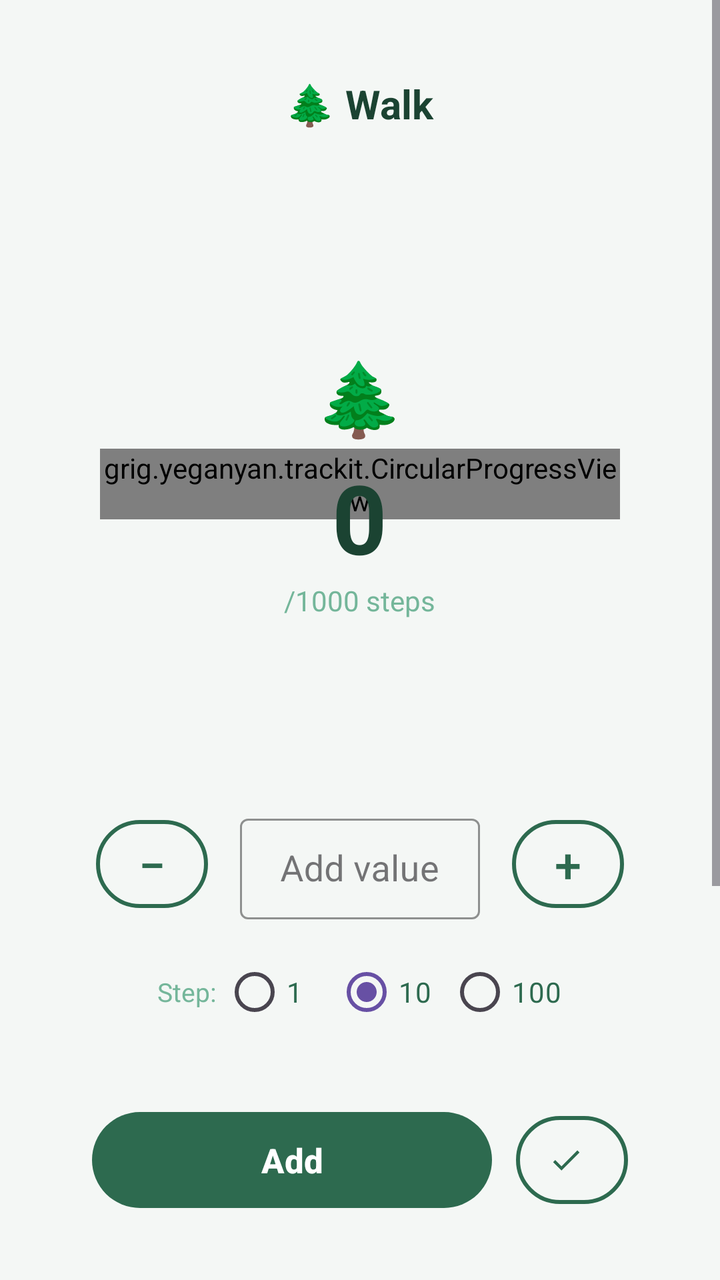
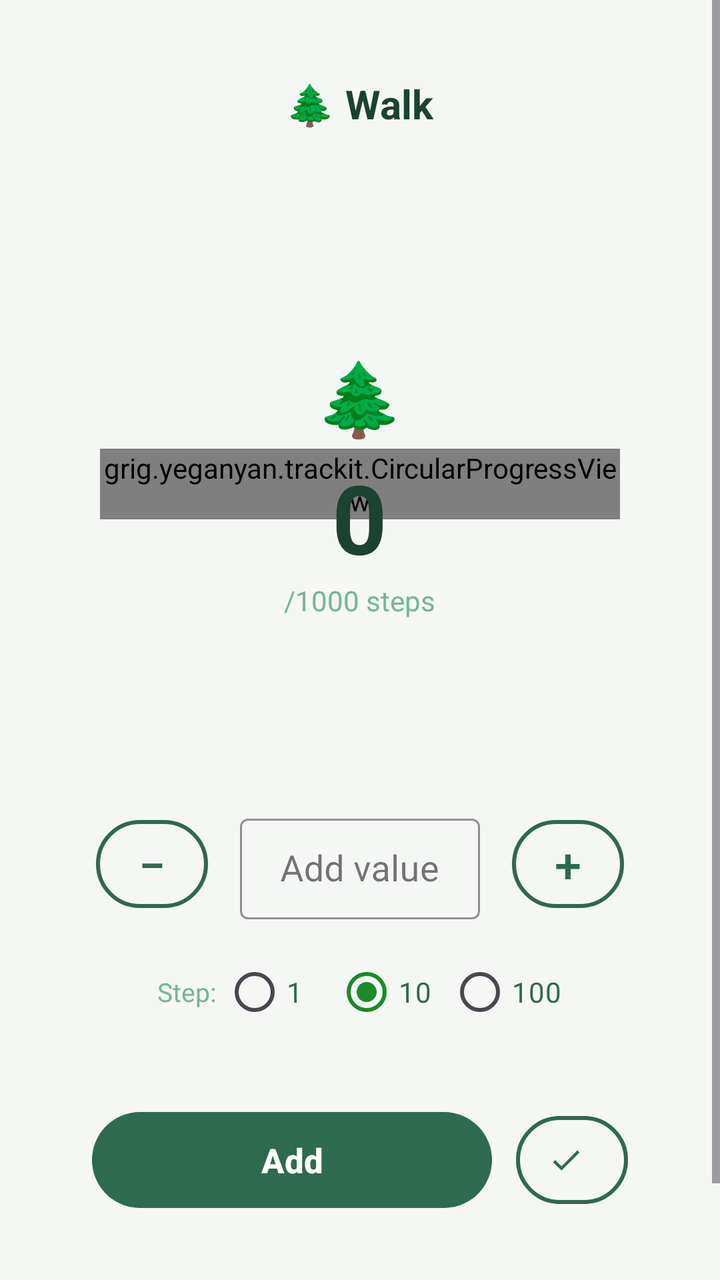

Compare the two renders of this Android layout. The source of the first and the diff that turns it into the second are given below.
<!-- AndroidManifest.xml: application theme Theme.TrackIt -->
<!-- res/layout/activity_habitdetail.xml -->
<?xml version="1.0" encoding="utf-8"?>
<ScrollView xmlns:android="http://schemas.android.com/apk/res/android"
    android:layout_width="match_parent"
    android:layout_height="match_parent"
    xmlns:app="http://schemas.android.com/apk/res-auto"
    android:background="@color/bg_color"
    android:fillViewport="true"
    android:id="@+id/rootLayout">

    <LinearLayout
        android:layout_width="match_parent"
        android:layout_height="wrap_content"
        android:orientation="vertical"
        android:padding="24dp">


        <RelativeLayout
            android:layout_width="match_parent"
            android:layout_height="56dp">

            <ImageButton
                android:id="@+id/btnBack"
                android:layout_width="40dp"
                android:layout_height="40dp"
                android:layout_centerVertical="true"
                android:background="?attr/selectableItemBackgroundBorderless"
                android:src="@drawable/ic_arrow_back"
                app:tint="#2D6A4F" />

            <TextView
                android:id="@+id/tvHabitName"
                android:layout_width="wrap_content"
                android:layout_height="wrap_content"
                android:layout_centerInParent="true"
                android:text="🌲 Walk"
                android:textColor="#1B4332"
                android:textSize="20sp"
                android:textStyle="bold" />

        </RelativeLayout>


        <RelativeLayout
            android:layout_width="260dp"
            android:layout_height="260dp"
            android:layout_gravity="center_horizontal"
            android:layout_marginTop="32dp">


            <grig.yeganyan.trackit.CircularProgressView
                android:id="@+id/circularProgress"
                android:layout_width="wrap_content"
                android:layout_height="wrap_content"
                android:layout_centerInParent="true"
                app:indicatorSize="260dp"
                app:trackThickness="12dp"
                android:progress="75" />


            <LinearLayout
                android:layout_width="wrap_content"
                android:layout_height="wrap_content"
                android:layout_centerInParent="true"
                android:gravity="center"
                android:orientation="vertical">

                <TextView
                    android:id="@+id/tvHabitEmoji"
                    android:layout_width="wrap_content"
                    android:layout_height="wrap_content"
                    android:text="🌲"
                    android:textSize="36sp" />

                <TextView
                    android:id="@+id/tvCurrentValue"
                    android:layout_width="wrap_content"
                    android:layout_height="wrap_content"
                    android:layout_marginTop="4dp"
                    android:text="0"
                    android:textColor="#1B4332"
                    android:textSize="48sp"
                    android:textStyle="bold" />

                <TextView
                    android:id="@+id/tvGoalLabel"
                    android:layout_width="wrap_content"
                    android:layout_height="wrap_content"
                    android:text="/1000 steps"
                    android:textColor="#74B69A"
                    android:textSize="14sp" />

            </LinearLayout>

        </RelativeLayout>


        <LinearLayout
            android:id="@+id/layoutStreak"
            android:layout_width="wrap_content"
            android:layout_height="wrap_content"
            android:layout_gravity="center_horizontal"
            android:layout_marginTop="16dp"
            android:background="@drawable/bg_streak_badge"
            android:gravity="center_vertical"
            android:orientation="horizontal"
            android:paddingHorizontal="16dp"
            android:paddingVertical="8dp"
            android:visibility="gone">

            <TextView
                android:layout_width="wrap_content"
                android:layout_height="wrap_content"
                android:text="🔥"
                android:textSize="18sp" />

            <TextView
                android:id="@+id/tvStreakCount"
                android:layout_width="wrap_content"
                android:layout_height="wrap_content"
                android:layout_marginStart="6dp"
                android:text="1 day streak!"
                android:textColor="#FF6B35"
                android:textSize="15sp"
                android:textStyle="bold" />

        </LinearLayout>


        <LinearLayout
            android:layout_width="match_parent"
            android:layout_height="wrap_content"
            android:layout_marginTop="32dp"
            android:gravity="center"
            android:orientation="horizontal">


            <com.google.android.material.button.MaterialButton
                android:id="@+id/btnMinus"
                style="@style/Widget.MaterialComponents.Button.OutlinedButton"
                android:layout_width="56dp"
                android:layout_height="56dp"
                android:text="−"
                android:textSize="24sp"
                android:textColor="#2D6A4F"
                app:cornerRadius="28dp"
                app:strokeColor="#2D6A4F"
                app:strokeWidth="2dp" />

            <com.google.android.material.textfield.TextInputLayout
                android:layout_width="120dp"
                android:layout_height="wrap_content"
                android:layout_marginHorizontal="16dp"
                app:boxStrokeColor="#2D6A4F"
                app:hintTextColor="#74B69A"
                style="@style/Widget.MaterialComponents.TextInputLayout.OutlinedBox.Dense">

                <com.google.android.material.textfield.TextInputEditText
                    android:id="@+id/etProgressInput"
                    android:layout_width="match_parent"
                    android:layout_height="wrap_content"
                    android:gravity="center"
                    android:hint="Add value"
                    android:inputType="numberDecimal"
                    android:textColor="#1B4332"
                    android:textSize="18sp" />

            </com.google.android.material.textfield.TextInputLayout>


            <com.google.android.material.button.MaterialButton
                android:id="@+id/btnPlus"
                style="@style/Widget.MaterialComponents.Button.OutlinedButton"
                android:layout_width="56dp"
                android:layout_height="56dp"
                android:text="+"
                android:textSize="24sp"
                android:textColor="#2D6A4F"
                app:cornerRadius="28dp"
                app:strokeColor="#2D6A4F"
                app:strokeWidth="2dp" />

        </LinearLayout>


        <LinearLayout
            android:layout_width="match_parent"
            android:layout_height="wrap_content"
            android:layout_marginTop="12dp"
            android:gravity="center"
            android:orientation="horizontal">

            <TextView
                android:layout_width="wrap_content"
                android:layout_height="wrap_content"
                android:text="Step: "
                android:textColor="#74B69A"
                android:textSize="13sp" />

            <RadioGroup
                android:id="@+id/rgStepSize"
                android:layout_width="wrap_content"
                android:layout_height="wrap_content"
                android:orientation="horizontal">

                <RadioButton
                    android:id="@+id/rb1"
                    android:layout_width="wrap_content"
                    android:layout_height="wrap_content"
                    android:buttonTint="#2D6A4F"
                    android:text="1"
                    android:textColor="#2D6A4F" />

                <RadioButton
                    android:id="@+id/rb10"
                    android:layout_width="wrap_content"
                    android:layout_height="wrap_content"
                    android:buttonTint="#2D6A4F"
                    android:checked="true"
                    android:layout_marginStart="8dp"
                    android:text="10"
                    android:textColor="#2D6A4F" />

                <RadioButton
                    android:id="@+id/rb100"
                    android:layout_width="wrap_content"
                    android:layout_height="wrap_content"
                    android:buttonTint="#2D6A4F"
                    android:layout_marginStart="8dp"
                    android:text="100"
                    android:textColor="#2D6A4F" />

            </RadioGroup>

        </LinearLayout>


        <LinearLayout
            android:layout_width="match_parent"
            android:layout_height="wrap_content"
            android:layout_marginTop="32dp"
            android:gravity="center"
            android:orientation="horizontal">

            <com.google.android.material.button.MaterialButton
                android:id="@+id/btnAdd"
                android:layout_width="200dp"
                android:layout_height="56dp"
                android:text="Add"
                android:textColor="@android:color/white"
                android:textSize="17sp"
                android:textStyle="bold"
                app:backgroundTint="#2D6A4F"
                app:cornerRadius="28dp" />

            <com.google.android.material.button.MaterialButton
                android:id="@+id/btnDone"
                style="@style/Widget.MaterialComponents.Button.OutlinedButton"
                android:layout_width="56dp"
                android:layout_height="56dp"
                android:layout_marginStart="12dp"
                app:icon="@drawable/ic_check"
                app:iconTint="#2D6A4F"
                app:cornerRadius="28dp"
                app:strokeColor="#2D6A4F"
                app:strokeWidth="2dp" />

        </LinearLayout>


        <TextView
            android:layout_width="wrap_content"
            android:layout_height="wrap_content"
            android:layout_marginTop="32dp"
            android:text="Today's entries"
            android:textColor="#1B4332"
            android:textSize="15sp"
            android:textStyle="bold" />

        <androidx.recyclerview.widget.RecyclerView
            android:id="@+id/rvEntries"
            android:layout_width="match_parent"
            android:layout_height="wrap_content"
            android:layout_marginTop="8dp"
            android:nestedScrollingEnabled="false" />
        <LinearLayout
            android:id="@+id/statisticsContainer"
            android:layout_width="match_parent"
            android:layout_height="200dp"
            android:layout_alignParentBottom="true"
            android:background="@drawable/glass_card_bg"
            android:orientation="vertical"
            android:padding="16dp"
            android:layout_margin="16dp">

            <TextView
                android:layout_width="wrap_content"
                android:layout_height="wrap_content"
                android:text="Weekly Activity"
                android:textColor="#FFFFFF"
                android:textSize="14sp"
                android:fontFamily="sans-serif-medium"
                android:alpha="0.7"/>


            <LinearLayout
                android:id="@+id/barChartLayout"
                android:layout_width="match_parent"
                android:layout_height="match_parent"
                android:gravity="bottom"
                android:orientation="horizontal"
                android:weightSum="7"
                android:paddingTop="20dp"/>
        </LinearLayout>
    </LinearLayout>

</ScrollView>
<!-- resources referenced by this layout -->
<resources>
  <color name="bg_color">#f4f7f5</color>
  <!-- drawable bg_streak_badge (drawable) -->
  <?xml version="1.0" encoding="utf-8"?>
  <shape xmlns:android="http://schemas.android.com/apk/res/android"
      android:shape="rectangle">
      <solid android:color="#FFF3EC" />
      <stroke android:width="1.5dp" android:color="#FFCBA4" />
      <corners android:radius="20dp" />
  </shape>
  <!-- drawable glass_card_bg (drawable) -->
  <?xml version="1.0" encoding="utf-8"?>
  <layer-list xmlns:android="http://schemas.android.com/apk/res/android">
  
      
      <item>
          <shape>
              <corners android:radius="24dp" />
              <solid android:color="#26FFFFFF" /> 
          </shape>
      </item>
  
      
      <item
          android:bottom="1dp"
          android:left="1dp"
          android:right="1dp"
          android:top="1dp">
          <shape>
              <corners android:radius="23dp" />
              
              <gradient
                  android:angle="135"
                  android:startColor="#1AFFFFFF"
                  android:centerColor="#0DFFFFFF"
                  android:endColor="#05FFFFFF" />
          </shape>
      </item>
  
  </layer-list>
  <!-- drawable ic_arrow_back (drawable) -->
  <?xml version="1.0" encoding="utf-8"?>
  <selector xmlns:android="http://schemas.android.com/apk/res/android">
      <svg width="24" height="24" viewBox="0 0 24 24" fill="none" xmlns="http://www.w3.org/2000/svg">
          <path d="M19 12H5M5 12L12 19M5 12L12 5"
              stroke="currentColor"
              stroke-width="2"
              stroke-linecap="round"
              stroke-linejoin="round"/>
      </svg>
  
  </selector>
  <!-- drawable ic_check (drawable) -->
  <?xml version="1.0" encoding="utf-8"?>
  <vector xmlns:android="http://schemas.android.com/apk/res/android"
      android:width="24dp"
      android:height="24dp"
      android:viewportWidth="24"
      android:viewportHeight="24">
      <path
          android:fillColor="#FFFFFF"
          android:pathData="M9,16.17L4.83,12l-1.42,1.41L9,19 21,7l-1.41,-1.41z"/>
  </vector>
  <style name="Theme.TrackIt" parent="Base.Theme.TrackIt" />
  <style name="Base.Theme.TrackIt" parent="Theme.Material3.DayNight.NoActionBar">
          
          
      </style>
</resources>

<!-- the commit's change to res/layout/activity_habitdetail.xml (unified diff, before → after) -->
@@ -282,35 +282,9 @@
             android:layout_height="wrap_content"
             android:layout_marginTop="8dp"
             android:nestedScrollingEnabled="false" />
-        <LinearLayout
-            android:id="@+id/statisticsContainer"
-            android:layout_width="match_parent"
-            android:layout_height="200dp"
-            android:layout_alignParentBottom="true"
-            android:background="@drawable/glass_card_bg"
-            android:orientation="vertical"
-            android:padding="16dp"
-            android:layout_margin="16dp">
-
-            <TextView
-                android:layout_width="wrap_content"
-                android:layout_height="wrap_content"
-                android:text="Weekly Activity"
-                android:textColor="#FFFFFF"
-                android:textSize="14sp"
-                android:fontFamily="sans-serif-medium"
-                android:alpha="0.7"/>
-
-
-            <LinearLayout
-                android:id="@+id/barChartLayout"
-                android:layout_width="match_parent"
-                android:layout_height="match_parent"
-                android:gravity="bottom"
-                android:orientation="horizontal"
-                android:weightSum="7"
-                android:paddingTop="20dp"/>
-        </LinearLayout>
+
+
+
     </LinearLayout>
 
 </ScrollView>
<!-- resource entries referenced after the edit -->
@@ -1,6 +1,6 @@
 <!-- resources referenced by this layout -->
 <resources>
-  <color name="bg_color">#f4f7f5</color>
+  <color name="bg_color">#F5F7F5</color>
   <!-- drawable bg_streak_badge (drawable) -->
   <?xml version="1.0" encoding="utf-8"?>
   <shape xmlns:android="http://schemas.android.com/apk/res/android"
@@ -9,36 +9,6 @@
       <stroke android:width="1.5dp" android:color="#FFCBA4" />
       <corners android:radius="20dp" />
   </shape>
-  <!-- drawable glass_card_bg (drawable) -->
-  <?xml version="1.0" encoding="utf-8"?>
-  <layer-list xmlns:android="http://schemas.android.com/apk/res/android">
-  
-      
-      <item>
-          <shape>
-              <corners android:radius="24dp" />
-              <solid android:color="#26FFFFFF" /> 
-          </shape>
-      </item>
-  
-      
-      <item
-          android:bottom="1dp"
-          android:left="1dp"
-          android:right="1dp"
-          android:top="1dp">
-          <shape>
-              <corners android:radius="23dp" />
-              
-              <gradient
-                  android:angle="135"
-                  android:startColor="#1AFFFFFF"
-                  android:centerColor="#0DFFFFFF"
-                  android:endColor="#05FFFFFF" />
-          </shape>
-      </item>
-  
-  </layer-list>
   <!-- drawable ic_arrow_back (drawable) -->
   <?xml version="1.0" encoding="utf-8"?>
   <selector xmlns:android="http://schemas.android.com/apk/res/android">
@@ -64,8 +34,9 @@
   </vector>
   <style name="Theme.TrackIt" parent="Base.Theme.TrackIt" />
   <style name="Base.Theme.TrackIt" parent="Theme.Material3.DayNight.NoActionBar">
-          
-          
+          <item name="colorPrimary">@color/primary_color</item>
+          <item name="android:windowBackground">@color/bg_color</item>
       </style>
+  <color name="primary_color">#1B8A29</color>
 </resources>
 
